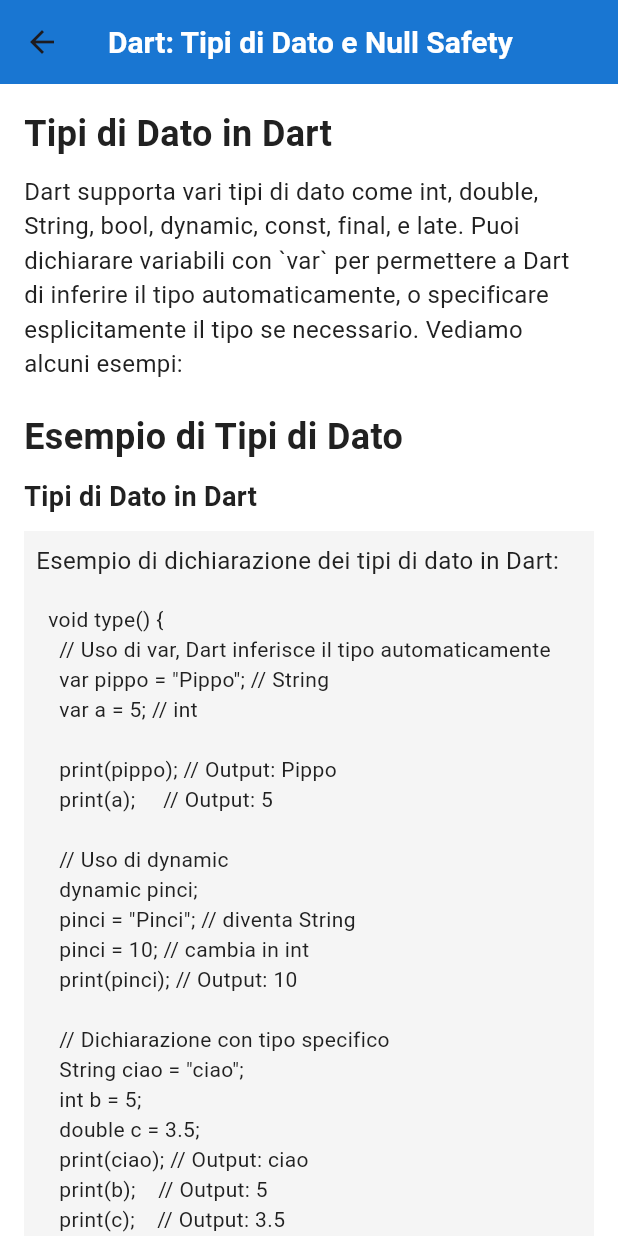
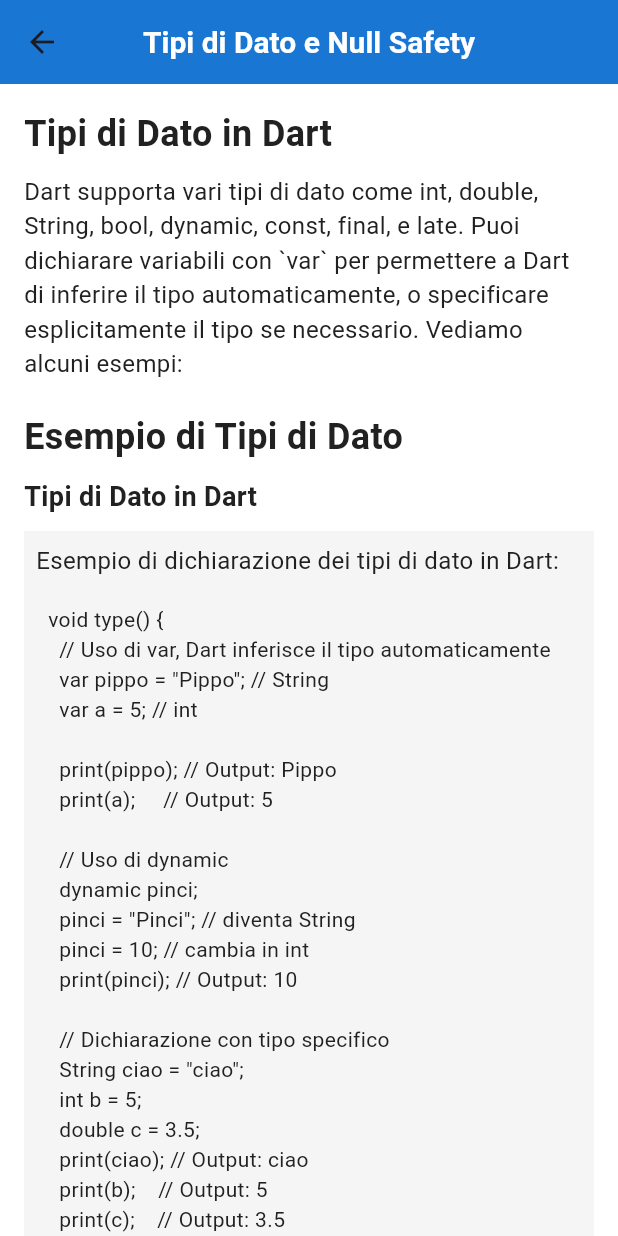
Before and after one commit to TheDollMaster98/flutter_tutorial, a Flutter app: the DartTutorialTypes screen opened by its route, on a phone screen of 412 x 824 dp. Run offline on Flutter 3.47's test engine with Material 3 defaults, Android fonts, the phone set to English and light mode, and no system bars; missing offline and left inert: intro_flutter_0.

Commit message:
Tolta la parola "dart" nei titoli

```diff
--- a/lib/dart_begin/assertions/assertions.dart
+++ b/lib/dart_begin/assertions/assertions.dart
@@ -8,7 +8,7 @@ class DartTutorialAssertions extends StatelessWidget {
   Widget build(BuildContext context) {
     return Scaffold(
       appBar: AppBar(
-        title: const Text('Dart: Assertions'),
+        title: const Text('Assertions'),
         centerTitle: true,
       ),
       body: SingleChildScrollView(
--- a/lib/dart_begin/functions/functions_page.dart
+++ b/lib/dart_begin/functions/functions_page.dart
@@ -14,7 +14,7 @@ class FunctionsPage extends StatelessWidget {
   Widget build(BuildContext context) {
     return Scaffold(
       appBar: AppBar(
-        title: const Text('Dart: Funzioni'),
+        title: const Text('Funzioni'),
         centerTitle: true,
       ),
       body: SingleChildScrollView(
--- a/lib/dart_begin/modifier/modifier.dart
+++ b/lib/dart_begin/modifier/modifier.dart
@@ -8,7 +8,7 @@ class DartTutorialModifiers extends StatelessWidget {
   Widget build(BuildContext context) {
     return Scaffold(
       appBar: AppBar(
-        title: const Text('Dart: Modificatori'),
+        title: const Text('Modificatori'),
         centerTitle: true,
       ),
       body: SingleChildScrollView(
--- a/lib/dart_begin/operations/operations.dart
+++ b/lib/dart_begin/operations/operations.dart
@@ -8,7 +8,7 @@ class DartTutorialOperators extends StatelessWidget {
   Widget build(BuildContext context) {
     return Scaffold(
       appBar: AppBar(
-        title: const Text('Dart: Operatori'),
+        title: const Text('Operatori'),
         centerTitle: true,
       ),
       body: SingleChildScrollView(
--- a/lib/dart_begin/type/dart_type.dart
+++ b/lib/dart_begin/type/dart_type.dart
@@ -8,7 +8,7 @@ class DartTutorialTypes extends StatelessWidget {
   Widget build(BuildContext context) {
     return Scaffold(
       appBar: AppBar(
-        title: const Text('Dart: Tipi di Dato e Null Safety'),
+        title: const Text('Tipi di Dato e Null Safety'),
         centerTitle: true,
       ),
       body: SingleChildScrollView(
--- a/lib/flutter_start/flutter_start_tutorial_intro/flutter_start_tutorial_intro.dart
+++ b/lib/flutter_start/flutter_start_tutorial_intro/flutter_start_tutorial_intro.dart
@@ -9,6 +9,7 @@ class FlutterStartTutorialIntro extends StatelessWidget {
     return Scaffold(
       appBar: AppBar(
         title: const Text('Intro'),
+        centerTitle: true,
       ),
       body: SingleChildScrollView(
         padding: const EdgeInsets.all(16.0),
--- a/lib/flutter_start/flutter_start_tutorial_theory/flutter_start_totorial_theory.dart
+++ b/lib/flutter_start/flutter_start_tutorial_theory/flutter_start_totorial_theory.dart
@@ -8,7 +8,7 @@ class FlutterTheory extends StatelessWidget {
   Widget build(BuildContext context) {
     return Scaffold(
       appBar: AppBar(
-        title: const Text('Flutter: Teoria'),
+        title: const Text('Teoria'),
         centerTitle: true,
       ),
       body: SingleChildScrollView(
```
